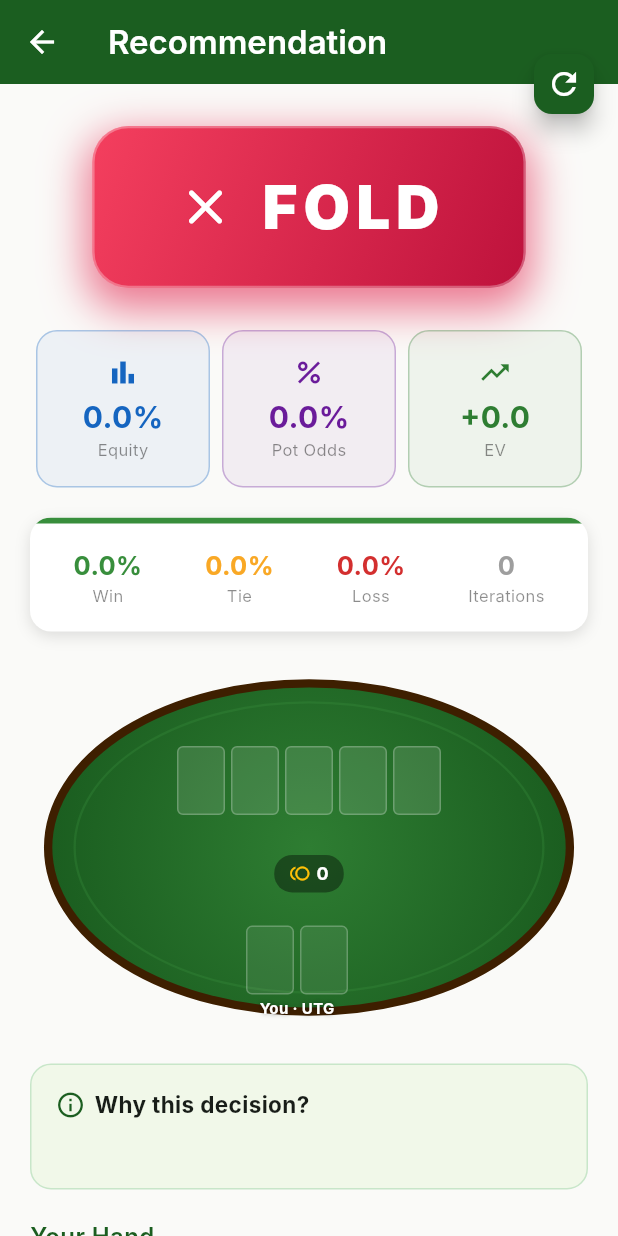
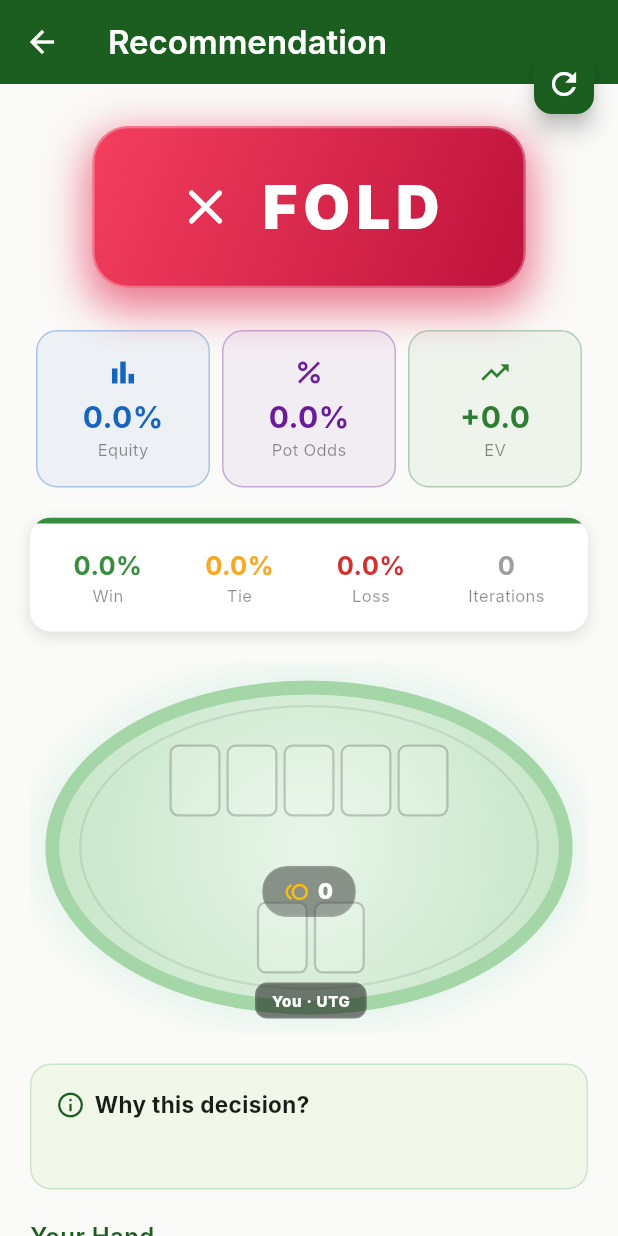
Before and after one commit to kvesen/PokerHandSuggester, a Flutter app: the ResultsScreen screen opened directly with empty values, on a phone screen of 412 x 824 dp. Run offline on Flutter 3.47's test engine with Material 3 defaults, Android fonts, the phone set to English and light mode, and no system bars; our stand-ins replace camera, image_picker, permission_handler, shared_preferences; missing offline and left inert: google_mlkit_text_recognition; accounts and stored records are empty; Roboto replaces fonts that are missing (Inter).

Commit message:
Add dark mode support to table_widget
Refactor table widget to support dark mode with visual adjustments for various components.

```diff
--- a/lib/ui/widgets/table_widget.dart
+++ b/lib/ui/widgets/table_widget.dart
@@ -2,6 +2,7 @@
 library;
 
 import 'dart:math' as math;
+import 'dart:ui';
 
 import 'package:flutter/material.dart';
 
@@ -32,6 +33,8 @@ class PokerTableWidget extends StatelessWidget {
 
   @override
   Widget build(BuildContext context) {
+    final isDark = Theme.of(context).brightness == Brightness.dark;
+
     return AspectRatio(
       aspectRatio: 3 / 2,
       child: LayoutBuilder(
@@ -42,12 +45,12 @@ class PokerTableWidget extends StatelessWidget {
             children: [
               CustomPaint(
                 size: Size(w, h),
-                painter: _TablePainter(),
+                painter: _TablePainter(isDark: isDark),
               ),
-              ..._buildOpponentSeats(w, h),
-              _buildCommunityCards(w, h),
-              _buildPotDisplay(w, h),
-              _buildPlayerSeat(w, h),
+              ..._buildOpponentSeats(w, h, isDark),
+              _buildCommunityCards(w, h, isDark),
+              _buildPotDisplay(w, h, isDark),
+              _buildPlayerSeat(w, h, isDark),
             ],
           );
         },
@@ -55,7 +58,7 @@ class PokerTableWidget extends StatelessWidget {
     );
   }
 
-  List<Widget> _buildOpponentSeats(double w, double h) {
+  List<Widget> _buildOpponentSeats(double w, double h, bool isDark) {
     if (numberOfOpponents <= 0) return [];
     final seats = <Widget>[];
     const startAngle = 200.0 * math.pi / 180.0;
@@ -78,16 +81,16 @@ class PokerTableWidget extends StatelessWidget {
         Positioned(
           left: sx - 18,
           top: sy - 18,
-          child: _OpponentSeat(number: i + 1),
+          child: _OpponentSeat(number: i + 1, isDark: isDark),
         ),
       );
     }
     return seats;
   }
 
-  Widget _buildCommunityCards(double w, double h) {
-    const cardW = 32.0;
-    const cardH = 46.0;
+  Widget _buildCommunityCards(double w, double h, bool isDark) {
+    const cardW = 34.0;
+    const cardH = 48.0;
     const spacing = 4.0;
     final totalWidth = cardW * 5 + spacing * 4;
     final left = (w - totalWidth) / 2;
@@ -107,58 +110,58 @@ class PokerTableWidget extends StatelessWidget {
           }
           return Padding(
             padding: const EdgeInsets.only(right: spacing),
-            child: Container(
-              width: cardW,
-              height: cardH,
-              decoration: BoxDecoration(
-                color: Colors.white.withAlpha(30),
-                borderRadius: BorderRadius.circular(4),
-                border: Border.all(color: Colors.white.withAlpha(60), width: 1),
-              ),
-            ),
+            child: _EmptyCardSlot(isDark: isDark),
           );
         }),
       ),
     );
   }
 
-  Widget _buildPotDisplay(double w, double h) {
+  Widget _buildPotDisplay(double w, double h, bool isDark) {
     return Positioned(
       left: 0,
       right: 0,
-      top: h * 0.52,
+      top: h * 0.55,
       child: Center(
+        child: ClipRRect(
+          borderRadius: BorderRadius.circular(16),
+          child: BackdropFilter(
+            filter: ImageFilter.blur(sigmaX: 5, sigmaY: 5),
             child: Container(
-          padding: const EdgeInsets.symmetric(horizontal: 10, vertical: 4),
+              padding: const EdgeInsets.symmetric(horizontal: 14, vertical: 6),
               decoration: BoxDecoration(
-            color: Colors.black.withAlpha(100),
-            borderRadius: BorderRadius.circular(12),
+                color: Colors.black.withOpacity(0.4),
+                borderRadius: BorderRadius.circular(16),
+                border: Border.all(color: Colors.white.withOpacity(0.1)),
               ),
               child: Row(
                 mainAxisSize: MainAxisSize.min,
                 children: [
-              const Icon(Icons.toll, color: Colors.amber, size: 14),
-              const SizedBox(width: 4),
+                  const Icon(Icons.toll_rounded, color: Color(0xFFFFC107), size: 16),
+                  const SizedBox(width: 6),
                   Text(
                     potSize > 0 ? potSize.toStringAsFixed(0) : '0',
                     style: const TextStyle(
                       color: Colors.white,
-                  fontSize: 12,
-                  fontWeight: FontWeight.bold,
+                      fontSize: 14,
+                      fontWeight: FontWeight.w900,
+                      letterSpacing: 0.5,
                     ),
                   ),
                 ],
               ),
             ),
           ),
+        ),
+      ),
     );
   }
 
-  Widget _buildPlayerSeat(double w, double h) {
+  Widget _buildPlayerSeat(double w, double h, bool isDark) {
     const cardSpacing = 4.0;
-    const cardW = 32.0;
+    const cardW = 34.0;
     final totalCardsWidth = cardW * 2 + cardSpacing;
-    final left = (w - totalCardsWidth) / 2 - 8;
+    final left = (w - totalCardsWidth) / 2;
 
     return Positioned(
       left: left,
@@ -170,9 +173,9 @@ class PokerTableWidget extends StatelessWidget {
             mainAxisSize: MainAxisSize.min,
             children: holeCards.isEmpty
                 ? [
-                    _EmptyCardSlot(),
+                    _EmptyCardSlot(isDark: isDark),
                     const SizedBox(width: cardSpacing),
-                    _EmptyCardSlot(),
+                    _EmptyCardSlot(isDark: isDark),
                   ]
                 : holeCards
                     .map(
@@ -183,16 +186,24 @@ class PokerTableWidget extends StatelessWidget {
                     )
                     .toList(),
           ),
-          const SizedBox(height: 2),
-          Text(
+          const SizedBox(height: 6),
+          Container(
+            padding: const EdgeInsets.symmetric(horizontal: 10, vertical: 4),
+            decoration: BoxDecoration(
+              color: Colors.black.withOpacity(0.5),
+              borderRadius: BorderRadius.circular(8),
+              border: Border.all(color: Colors.white.withOpacity(0.1)),
+            ),
+            child: Text(
               heroPosition != null
                   ? 'You · ${positionLabel(heroPosition!)}'
                   : 'You',
               style: const TextStyle(
                 color: Colors.white,
                 fontSize: 10,
-              fontWeight: FontWeight.bold,
-              shadows: [Shadow(color: Colors.black54, blurRadius: 4)],
+                fontWeight: FontWeight.w800,
+                letterSpacing: 0.5,
+              ),
             ),
           ),
         ],
@@ -206,27 +217,43 @@ class PokerTableWidget extends StatelessWidget {
 // ---------------------------------------------------------------------------
 
 class _OpponentSeat extends StatelessWidget {
-  const _OpponentSeat({required this.number});
+  const _OpponentSeat({required this.number, required this.isDark});
 
   final int number;
+  final bool isDark;
 
   @override
   Widget build(BuildContext context) {
-    return Container(
+    return ClipRRect(
+      borderRadius: BorderRadius.circular(18),
+      child: BackdropFilter(
+        filter: ImageFilter.blur(sigmaX: 5, sigmaY: 5),
+        child: Container(
           width: 36,
           height: 36,
           decoration: BoxDecoration(
-        color: Colors.white.withAlpha(40),
+            color: Colors.black.withOpacity(0.4),
             shape: BoxShape.circle,
-        border: Border.all(color: Colors.white.withAlpha(120), width: 1.5),
+            border: Border.all(color: const Color(0xFFEF4444).withOpacity(0.6), width: 1.5),
+            boxShadow: [
+              BoxShadow(
+                color: const Color(0xFFEF4444).withOpacity(0.2),
+                blurRadius: 8,
+                spreadRadius: 1,
+              ),
+            ],
           ),
           child: Center(
             child: Text(
-          '$number',
+              'OPP\n$number',
+              textAlign: TextAlign.center,
               style: const TextStyle(
                 color: Colors.white,
-            fontSize: 12,
-            fontWeight: FontWeight.bold,
+                fontSize: 8,
+                fontWeight: FontWeight.w900,
+                height: 1.1,
+              ),
+            ),
           ),
         ),
       ),
@@ -235,15 +262,23 @@ class _OpponentSeat extends StatelessWidget {
 }
 
 class _EmptyCardSlot extends StatelessWidget {
+  const _EmptyCardSlot({required this.isDark});
+
+  final bool isDark;
+
   @override
   Widget build(BuildContext context) {
     return Container(
-      width: 32,
-      height: 46,
+      width: 34,
+      height: 48,
       decoration: BoxDecoration(
-        color: Colors.white.withAlpha(20),
-        borderRadius: BorderRadius.circular(4),
-        border: Border.all(color: Colors.white.withAlpha(60), width: 1),
+        color: (isDark ? Colors.black : Colors.white).withOpacity(0.15),
+        borderRadius: BorderRadius.circular(6),
+        border: Border.all(
+          color: (isDark ? Colors.white : Colors.black).withOpacity(0.2),
+          width: 1.5,
+          style: BorderStyle.solid,
+        ),
       ),
     );
   }
@@ -254,6 +289,9 @@ class _EmptyCardSlot extends StatelessWidget {
 // ---------------------------------------------------------------------------
 
 class _TablePainter extends CustomPainter {
+  final bool isDark;
+  _TablePainter({required this.isDark});
+
   @override
   void paint(Canvas canvas, Size size) {
     final w = size.width;
@@ -265,36 +303,48 @@ class _TablePainter extends CustomPainter {
       height: h * 0.86,
     );
 
-    // Border / rail
-    final borderPaint = Paint()
-      ..color = const Color(0xFF3E1F00)
+    // Glowing Outer ring
+    final outerGlowPaint = Paint()
+      ..color = const Color(0xFF10B981).withOpacity(isDark ? 0.3 : 0.15)
       ..style = PaintingStyle.stroke
-      ..strokeWidth = w * 0.03;
-    canvas.drawOval(tableRect, borderPaint);
+      ..strokeWidth = w * 0.04
+      ..maskFilter = const MaskFilter.blur(BlurStyle.normal, 12);
+    canvas.drawOval(tableRect, outerGlowPaint);
 
-    // Felt fill
+    // Deep Felt fill
     final feltPaint = Paint()
       ..shader = RadialGradient(
-        colors: const [Color(0xFF2E7D32), Color(0xFF1B5E20)],
+        colors: isDark
+            ? [const Color(0xFF1B3B2B), const Color(0xFF0D1C15)]
+            : [const Color(0xFFE8F5E9), const Color(0xFFC8E6C9)],
         center: Alignment.center,
         radius: 0.8,
       ).createShader(tableRect)
       ..style = PaintingStyle.fill;
     canvas.drawOval(tableRect, feltPaint);
 
-    // Inner highlight ring
+    // Hard Edge rail
+    final borderPaint = Paint()
+      ..color = isDark ? const Color(0xFF234B36) : const Color(0xFFA5D6A7)
+      ..style = PaintingStyle.stroke
+      ..strokeWidth = w * 0.025;
+    canvas.drawOval(tableRect, borderPaint);
+
+    // Subtle inner felt ring
     final innerRect = Rect.fromCenter(
       center: center,
-      width: w * 0.84,
-      height: h * 0.78,
+      width: w * 0.82,
+      height: h * 0.76,
     );
     final innerPaint = Paint()
-      ..color = const Color(0xFF388E3C).withAlpha(80)
+      ..color = (isDark ? Colors.white : Colors.black).withOpacity(0.08)
       ..style = PaintingStyle.stroke
       ..strokeWidth = 1.5;
     canvas.drawOval(innerRect, innerPaint);
   }
 
   @override
-  bool shouldRepaint(covariant CustomPainter oldDelegate) => false;
+  bool shouldRepaint(covariant _TablePainter oldDelegate) {
+    return oldDelegate.isDark != isDark;
   }
+}
```
Lines whose indentation alone changed are shown as unchanged.
